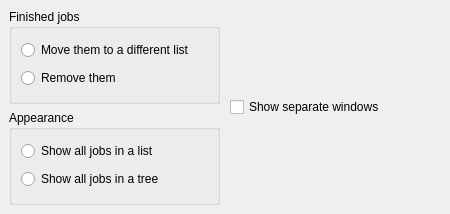
This is kuiserver/uiserverConfigDialog.ui in KDE/kde-runtime as Qt 5 draws it before an edit. The edited form follows.
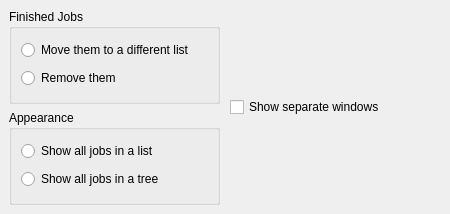
This is the edited form.

Commit message: i18n style guide fixes

Patch:
```diff
--- a/kuiserver/uiserverConfigDialog.ui
+++ b/kuiserver/uiserverConfigDialog.ui
@@ -30,7 +30,7 @@
      <item>
       <widget class="QGroupBox" name="groupFinishedJobs" >
        <property name="title" >
-        <string>Finished jobs</string>
+        <string>Finished Jobs</string>
        </property>
        <layout class="QVBoxLayout" >
         <property name="margin" >
```
The commit also changes 1 other file.
